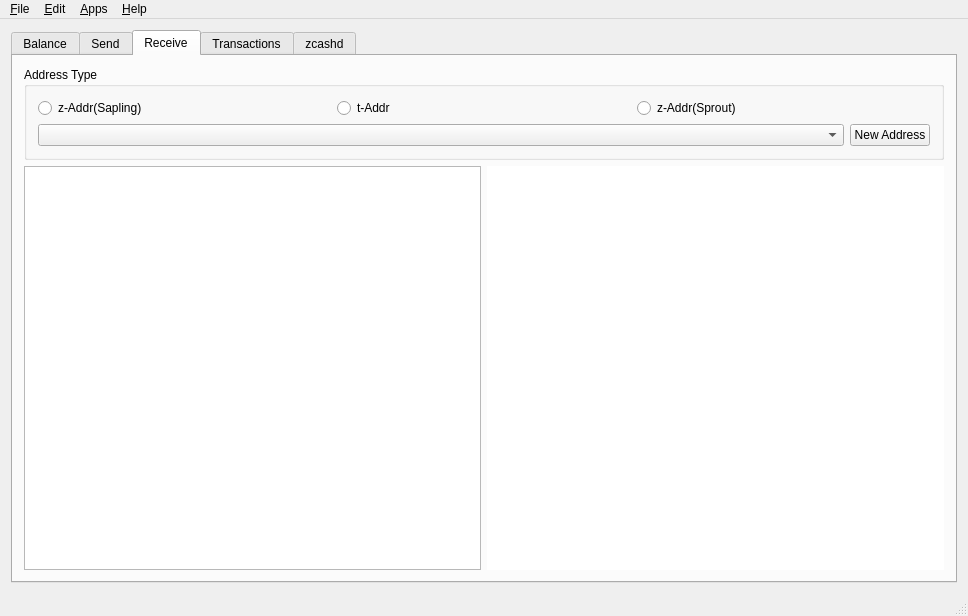
Before: the Qt Designer form src/mainwindow.ui in z-bitcoinz/BitcoinZ_Blue, drawn with Qt 5.
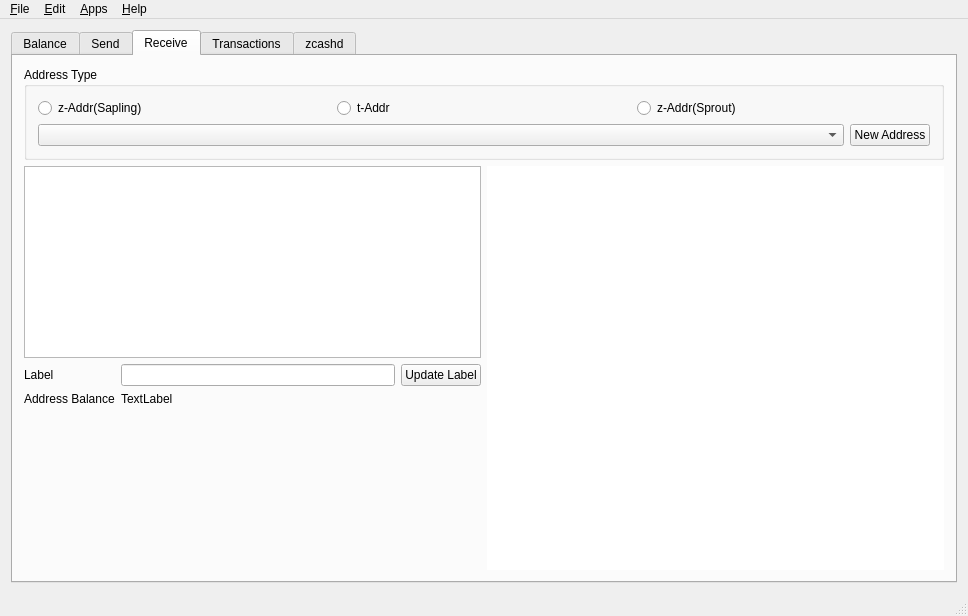
After: the same form once the commit is applied. Icons and pictures are not drawn. Custom widgets are drawn as their Qt base class.

Commit message: Allow labels on recieve tab

Diff of the .ui file:
```diff
--- a/src/mainwindow.ui
+++ b/src/mainwindow.ui
@@ -655,11 +655,73 @@
           <item>
            <layout class="QHBoxLayout" name="horizontalLayout_11">
             <item>
-             <widget class="QPlainTextEdit" name="txtRecieve">
-              <property name="readOnly">
-               <bool>true</bool>
-              </property>
-             </widget>
+             <layout class="QVBoxLayout" name="verticalLayout_10">
+              <item>
+               <widget class="QPlainTextEdit" name="txtRecieve">
+                <property name="sizePolicy">
+                 <sizepolicy hsizetype="Expanding" vsizetype="Preferred">
+                  <horstretch>0</horstretch>
+                  <verstretch>0</verstretch>
+                 </sizepolicy>
+                </property>
+                <property name="readOnly">
+                 <bool>true</bool>
+                </property>
+               </widget>
+              </item>
+              <item>
+               <layout class="QGridLayout" name="gridLayout_4">
+                <item row="0" column="0">
+                 <widget class="QLabel" name="label_7">
+                  <property name="text">
+                   <string>Label</string>
+                  </property>
+                 </widget>
+                </item>
+                <item row="0" column="1">
+                 <widget class="QLineEdit" name="rcvLabel">
+                  <property name="maxLength">
+                   <number>40</number>
+                  </property>
+                 </widget>
+                </item>
+                <item row="0" column="2">
+                 <widget class="QPushButton" name="rcvUpdateLabel">
+                  <property name="text">
+                   <string>Update Label</string>
+                  </property>
+                 </widget>
+                </item>
+                <item row="1" column="0">
+                 <widget class="QLabel" name="label_21">
+                  <property name="text">
+                   <string>Address Balance</string>
+                  </property>
+                 </widget>
+                </item>
+                <item row="1" column="1" colspan="2">
+                 <widget class="QLabel" name="rcvBal">
+                  <property name="text">
+                   <string>TextLabel</string>
+                  </property>
+                 </widget>
+                </item>
+               </layout>
+              </item>
+              <item>
+               <spacer name="verticalSpacer_5">
+                <property name="orientation">
+                 <enum>Qt::Vertical</enum>
+                </property>
+                <property name="sizeHint" stdset="0">
+                 <size>
+                  <width>20</width>
+                  <height>40</height>
+                 </size>
+                </property>
+               </spacer>
+              </item>
+             </layout>
             </item>
             <item>
              <widget class="QRCodeLabel" name="qrcodeDisplay">
```
Left out of the diff: 7 changed lines with no effect on the pictures. The commit also changes 4 other files.
